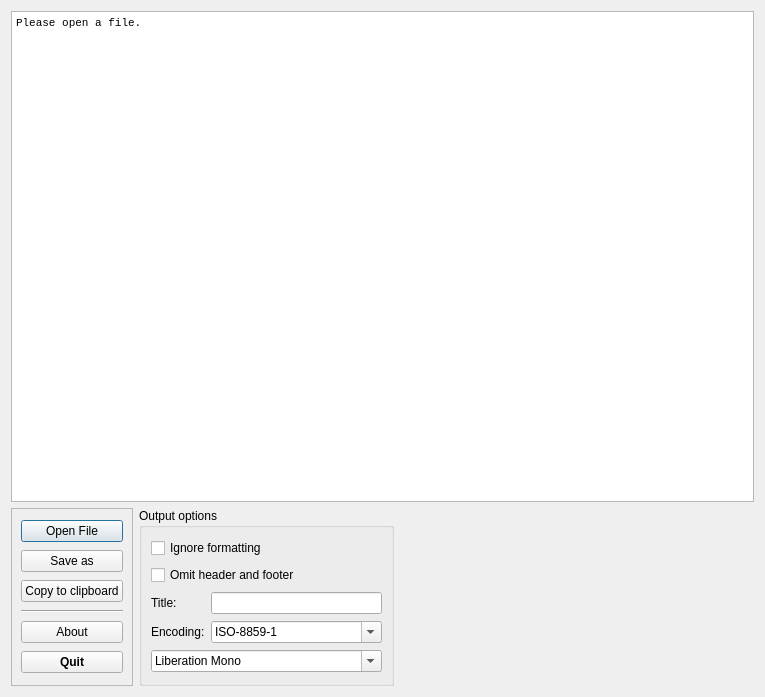
Before: the Qt Designer form src/qt-gui/ansifilter.ui in runelabs/ansifilter, drawn with Qt 5.
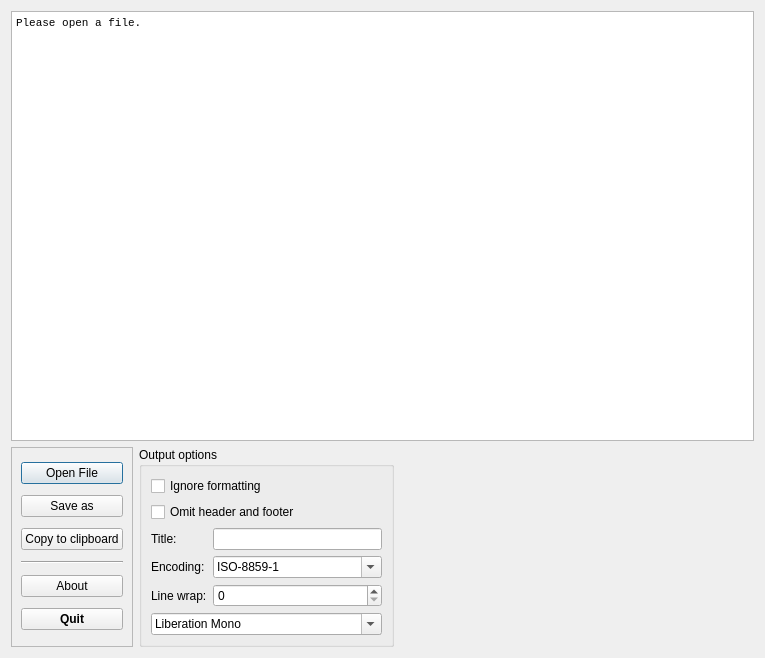
After: the same form once the commit is applied. Icons and pictures are not drawn.

Diff of the .ui file:
```diff
--- a/src/qt-gui/ansifilter.ui
+++ b/src/qt-gui/ansifilter.ui
@@ -4,12 +4,12 @@
   <property name="windowModality" >
    <enum>Qt::NonModal</enum>
   </property>
-  <property name="geometry" >
+  <property name="geometry">
    <rect>
     <x>0</x>
     <y>0</y>
     <width>765</width>
-    <height>697</height>
+    <height>658</height>
    </rect>
   </property>
   <property name="sizePolicy" >
@@ -24,11 +24,11 @@
   <property name="windowIcon" >
    <iconset/>
   </property>
-  <layout class="QGridLayout" >
-   <item row="0" column="0" colspan="3" >
-    <widget class="QTextEdit" name="textEdit" >
-     <property name="sizePolicy" >
-      <sizepolicy vsizetype="Expanding" hsizetype="Expanding" >
+  <layout class="QGridLayout" name="gridLayout_2">
+   <item row="0" column="0" colspan="3">
+    <widget class="QTextEdit" name="textEdit">
+     <property name="sizePolicy">
+      <sizepolicy hsizetype="Expanding" vsizetype="Expanding">
        <horstretch>1</horstretch>
        <verstretch>1</verstretch>
       </sizepolicy>
@@ -48,18 +48,32 @@
      <property name="readOnly" >
       <bool>true</bool>
      </property>
-     <property name="html" >
-      <string>&lt;html>&lt;head>&lt;meta name="qrichtext" content="1" />&lt;style type="text/css">
+     <property name="html">
+      <string>&lt;!DOCTYPE HTML PUBLIC &quot;-//W3C//DTD HTML 4.0//EN&quot; &quot;http://www.w3.org/TR/REC-html40/strict.dtd&quot;&gt;
+&lt;html&gt;&lt;head&gt;&lt;meta name=&quot;qrichtext&quot; content=&quot;1&quot; /&gt;&lt;style type=&quot;text/css&quot;&gt;
 p, li { white-space: pre-wrap; }
-&lt;/style>&lt;/head>&lt;body style=" font-family:'Courier New'; font-size:10pt; font-weight:400; font-style:normal;">
-&lt;p style=" margin-top:0px; margin-bottom:0px; margin-left:0px; margin-right:0px; -qt-block-indent:0; text-indent:0px; font-family:'MS Shell Dlg 2'; font-size:8pt;">Please open a file.&lt;/p>&lt;/body>&lt;/html></string>
+&lt;/style&gt;&lt;/head&gt;&lt;body style=&quot; font-family:'Courier New'; font-size:10pt; font-weight:400; font-style:normal;&quot;&gt;
+&lt;p style=&quot; margin-top:0px; margin-bottom:0px; margin-left:0px; margin-right:0px; -qt-block-indent:0; text-indent:0px;&quot;&gt;&lt;span style=&quot; font-family:'MS Shell Dlg 2'; font-size:8pt;&quot;&gt;Please open a file.&lt;/span&gt;&lt;/p&gt;&lt;/body&gt;&lt;/html&gt;</string>
      </property>
     </widget>
    </item>
-   <item row="1" column="0" >
-    <widget class="QFrame" name="frame" >
-     <property name="sizePolicy" >
-      <sizepolicy vsizetype="Preferred" hsizetype="Maximum" >
+   <item row="1" column="2">
+    <spacer>
+     <property name="orientation">
+      <enum>Qt::Horizontal</enum>
+     </property>
+     <property name="sizeHint" stdset="0">
+      <size>
+       <width>415</width>
+       <height>178</height>
+      </size>
+     </property>
+    </spacer>
+   </item>
+   <item row="1" column="0">
+    <widget class="QFrame" name="frame">
+     <property name="sizePolicy">
+      <sizepolicy hsizetype="Maximum" vsizetype="Preferred">
        <horstretch>0</horstretch>
        <verstretch>0</verstretch>
       </sizepolicy>
@@ -70,10 +84,10 @@
      <property name="frameShadow" >
       <enum>QFrame::Raised</enum>
      </property>
-     <layout class="QVBoxLayout" >
+     <layout class="QVBoxLayout">
       <item>
-       <widget class="QPushButton" name="pbFileOpen" >
-        <property name="toolTip" >
+       <widget class="QPushButton" name="pbFileOpen">
+        <property name="toolTip">
          <string>Open a text file.</string>
         </property>
         <property name="text" >
@@ -82,9 +96,9 @@
        </widget>
       </item>
       <item>
-       <widget class="QPushButton" name="pbSaveAs" >
-        <property name="toolTip" >
-         <string>Save the opened file as text, HTML, RTF, LaTeX, TeX or BBCode.</string>
+       <widget class="QPushButton" name="pbSaveAs">
+        <property name="toolTip">
+         <string>Save the opened file as text, HTML or RTF.</string>
         </property>
         <property name="text" >
          <string>Save as</string>
@@ -92,8 +106,8 @@
        </widget>
       </item>
       <item>
-       <widget class="QPushButton" name="pbClipboard" >
-        <property name="toolTip" >
+       <widget class="QPushButton" name="pbClipboard">
+        <property name="toolTip">
          <string>Copy opened file as plain text to clipboard</string>
         </property>
         <property name="text" >
@@ -102,15 +116,15 @@
        </widget>
       </item>
       <item>
-       <widget class="Line" name="line" >
-        <property name="orientation" >
+       <widget class="Line" name="line">
+        <property name="orientation">
          <enum>Qt::Horizontal</enum>
         </property>
        </widget>
       </item>
       <item>
-       <widget class="QPushButton" name="pbAbout" >
-        <property name="toolTip" >
+       <widget class="QPushButton" name="pbAbout">
+        <property name="toolTip">
          <string>Show information about this program.</string>
         </property>
         <property name="text" >
@@ -119,8 +133,8 @@
        </widget>
       </item>
       <item>
-       <widget class="QPushButton" name="pbExit" >
-        <property name="font" >
+       <widget class="QPushButton" name="pbExit">
+        <property name="font">
          <font>
           <weight>75</weight>
           <bold>true</bold>
@@ -137,10 +151,10 @@
      </layout>
     </widget>
    </item>
-   <item row="1" column="1" >
-    <widget class="QGroupBox" name="groupBox" >
-     <property name="sizePolicy" >
-      <sizepolicy vsizetype="Preferred" hsizetype="Maximum" >
+   <item row="1" column="1">
+    <widget class="QGroupBox" name="groupBox">
+     <property name="sizePolicy">
+      <sizepolicy hsizetype="Maximum" vsizetype="Preferred">
        <horstretch>0</horstretch>
        <verstretch>0</verstretch>
       </sizepolicy>
@@ -151,11 +165,11 @@
      <property name="alignment" >
       <set>Qt::AlignLeading|Qt::AlignLeft|Qt::AlignTop</set>
      </property>
-     <layout class="QGridLayout" >
-      <item row="0" column="0" colspan="2" >
-       <widget class="QCheckBox" name="cbIgnoreSequences" >
-        <property name="sizePolicy" >
-         <sizepolicy vsizetype="Fixed" hsizetype="Maximum" >
+     <layout class="QGridLayout" name="gridLayout">
+      <item row="0" column="0" colspan="2">
+       <widget class="QCheckBox" name="cbIgnoreSequences">
+        <property name="sizePolicy">
+         <sizepolicy hsizetype="Maximum" vsizetype="Fixed">
           <horstretch>0</horstretch>
           <verstretch>0</verstretch>
          </sizepolicy>
@@ -168,10 +182,10 @@
         </property>
        </widget>
       </item>
-      <item row="1" column="0" colspan="2" >
-       <widget class="QCheckBox" name="cbFragment" >
-        <property name="sizePolicy" >
-         <sizepolicy vsizetype="Fixed" hsizetype="Maximum" >
+      <item row="1" column="0" colspan="2">
+       <widget class="QCheckBox" name="cbFragment">
+        <property name="sizePolicy">
+         <sizepolicy hsizetype="Maximum" vsizetype="Fixed">
           <horstretch>0</horstretch>
           <verstretch>0</verstretch>
          </sizepolicy>
@@ -184,10 +198,10 @@
         </property>
        </widget>
       </item>
-      <item row="2" column="0" >
-       <widget class="QLabel" name="label_2" >
-        <property name="sizePolicy" >
-         <sizepolicy vsizetype="Minimum" hsizetype="Maximum" >
+      <item row="2" column="0">
+       <widget class="QLabel" name="label_2">
+        <property name="sizePolicy">
+         <sizepolicy hsizetype="Maximum" vsizetype="Minimum">
           <horstretch>0</horstretch>
           <verstretch>0</verstretch>
          </sizepolicy>
@@ -200,10 +214,10 @@
         </property>
        </widget>
       </item>
-      <item row="2" column="1" >
-       <widget class="QLineEdit" name="leTitle" >
-        <property name="sizePolicy" >
-         <sizepolicy vsizetype="Fixed" hsizetype="Preferred" >
+      <item row="2" column="1">
+       <widget class="QLineEdit" name="leTitle">
+        <property name="sizePolicy">
+         <sizepolicy hsizetype="Preferred" vsizetype="Fixed">
           <horstretch>0</horstretch>
           <verstretch>0</verstretch>
          </sizepolicy>
@@ -213,10 +227,10 @@
         </property>
        </widget>
       </item>
-      <item row="3" column="0" >
-       <widget class="QLabel" name="label" >
-        <property name="sizePolicy" >
-         <sizepolicy vsizetype="Preferred" hsizetype="Maximum" >
+      <item row="3" column="0">
+       <widget class="QLabel" name="label">
+        <property name="sizePolicy">
+         <sizepolicy hsizetype="Maximum" vsizetype="Preferred">
           <horstretch>0</horstretch>
           <verstretch>0</verstretch>
          </sizepolicy>
@@ -229,10 +243,10 @@
         </property>
        </widget>
       </item>
-      <item row="3" column="1" >
-       <widget class="QComboBox" name="comboEncoding" >
-        <property name="sizePolicy" >
-         <sizepolicy vsizetype="Fixed" hsizetype="Preferred" >
+      <item row="3" column="1">
+       <widget class="QComboBox" name="comboEncoding">
+        <property name="sizePolicy">
+         <sizepolicy hsizetype="Preferred" vsizetype="Fixed">
           <horstretch>0</horstretch>
           <verstretch>0</verstretch>
          </sizepolicy>
@@ -315,9 +329,19 @@
         </item>
        </widget>
       </item>
-      <item row="4" column="0" colspan="2" >
-       <widget class="QFontComboBox" name="comboFont" >
-        <property name="toolTip" >
+      <item row="4" column="0">
+       <widget class="QLabel" name="label_3">
+        <property name="text">
+         <string>Line wrap:</string>
+        </property>
+       </widget>
+      </item>
+      <item row="4" column="1">
+       <widget class="QSpinBox" name="spinBoxWrap"/>
+      </item>
+      <item row="5" column="0" colspan="2">
+       <widget class="QFontComboBox" name="comboFont">
+        <property name="toolTip">
          <string>Set the output font.</string>
         </property>
         <property name="currentFont" >
@@ -330,19 +354,6 @@
      </layout>
     </widget>
    </item>
-   <item row="1" column="2" >
-    <spacer>
-     <property name="orientation" >
-      <enum>Qt::Horizontal</enum>
-     </property>
-     <property name="sizeHint" >
-      <size>
-       <width>415</width>
-       <height>178</height>
-      </size>
-     </property>
-    </spacer>
-   </item>
   </layout>
  </widget>
  <tabstops>
```
Left out of the diff: 102 changed lines with no effect on the pictures.
